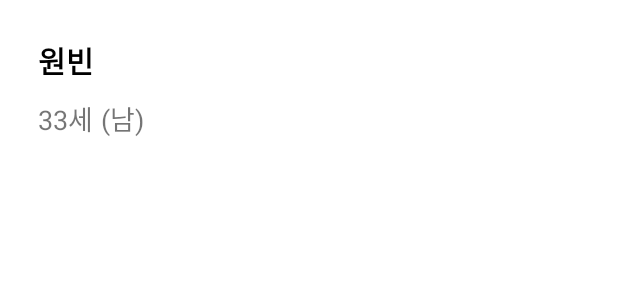
After one commit to hyosikchoi/UiStateSample, an Android app: the layout item_person.xml on its own in the app's theme, with its tools: preview values and no code run, on a phone screen of 412 x 824 dp. The commit adds this screen. Shown: the top 300 px of the screen. Run offline under Robolectric (Android 15) with nearby library versions, the phone set to English and light mode, and no system bars.

Commit message:
Add - person recyclerView and modify uistate

```diff
--- a/app/build.gradle
+++ b/app/build.gradle
@@ -1,6 +1,7 @@
 plugins {
     id 'com.android.application'
     id 'org.jetbrains.kotlin.android'
+    id 'kotlin-kapt'
 }
 
 apply from: rootProject.file("android.gradle")
@@ -15,6 +16,9 @@ dependencies {
     androidTestImplementation 'androidx.test.ext:junit:1.1.3'
     androidTestImplementation 'androidx.test.espresso:espresso-core:3.4.0'
 
+    implementation "androidx.activity:activity-ktx:1.2.3"
+    implementation "androidx.fragment:fragment-ktx:1.3.4"
+
     implementation "androidx.lifecycle:lifecycle-viewmodel-ktx:2.5.1"
     implementation "androidx.lifecycle:lifecycle-livedata-ktx:2.5.1"
 
--- a/app/src/main/java/com/hyosik/android/uistatesample/uistate/UiState.kt
+++ b/app/src/main/java/com/hyosik/android/uistatesample/uistate/UiState.kt
@@ -5,10 +5,10 @@ import com.hyosik.android.uistatesample.Person
 data class UiState(
     val isLoading : Boolean = false,
     val isError : Boolean = false,
-    val newPersonList : List<Person>
+    val newPersonList : List<Person> = emptyList()
 ) {
 
-    val isEmpty : Boolean = !isLoading && !isError
+    val isEmpty : Boolean = !isLoading && newPersonList.isEmpty()
 
     companion object {
         val UnInitialized = UiState(
--- /dev/null
+++ b/app/src/main/res/layout/item_person.xml
@@ -0,0 +1,58 @@
+<?xml version="1.0" encoding="utf-8"?>
+<layout>
+
+    <data>
+
+        <variable
+            name="person"
+            type="com.hyosik.android.uistatesample.Person" />
+
+    </data>
+
+    <androidx.constraintlayout.widget.ConstraintLayout xmlns:android="http://schemas.android.com/apk/res/android"
+        xmlns:app="http://schemas.android.com/apk/res-auto"
+        xmlns:tools="http://schemas.android.com/tools"
+        android:layout_width="match_parent"
+        android:layout_height="wrap_content"
+        android:padding="25dp">
+
+        <TextView
+            android:id="@+id/tv_name"
+            android:layout_width="wrap_content"
+            android:layout_height="wrap_content"
+            android:text="@{person.name}"
+            android:textColor="@color/black"
+            android:textSize="20dp"
+            android:textStyle="bold"
+            app:layout_constraintStart_toStartOf="parent"
+            app:layout_constraintTop_toTopOf="parent"
+            tools:text="원빈" />
+
+        <TextView
+            android:id="@+id/tv_age"
+            android:layout_width="wrap_content"
+            android:layout_height="wrap_content"
+            tools:text="33세"
+            android:text="@{person.age+`세`}"
+            android:textSize="18dp"
+            android:layout_marginTop="10dp"
+            app:layout_constraintStart_toStartOf="@id/tv_name"
+            app:layout_constraintTop_toBottomOf="@+id/tv_name"
+            app:layout_constraintBottom_toBottomOf="parent"/>
+
+        <TextView
+            android:id="@+id/tv_gender"
+            android:layout_width="wrap_content"
+            android:layout_height="wrap_content"
+            android:layout_marginStart="5dp"
+            android:text="@{`(`+person.gender+`)`}"
+            tools:text="(남)"
+            android:textSize="18dp"
+            app:layout_constraintStart_toEndOf="@+id/tv_age"
+            app:layout_constraintTop_toTopOf="@id/tv_age"
+            app:layout_constraintBottom_toBottomOf="@id/tv_age"/>
+
+
+
+    </androidx.constraintlayout.widget.ConstraintLayout>
+</layout>
```
Also changed, not shown: app/src/main/java/com/hyosik/android/uistatesample/MainActivity.kt (+15 -0 lines), app/src/main/java/com/hyosik/android/uistatesample/MainViewModel.kt (+35 -4 lines), app/src/main/java/com/hyosik/android/uistatesample/adapter/BindingAdapter.kt (added, +23 -0 lines), app/src/main/java/com/hyosik/android/uistatesample/adapter/PersonAdapter.kt (added, +40 -0 lines), app/src/main/res/layout/activity_main.xml (+12 -1 lines).
